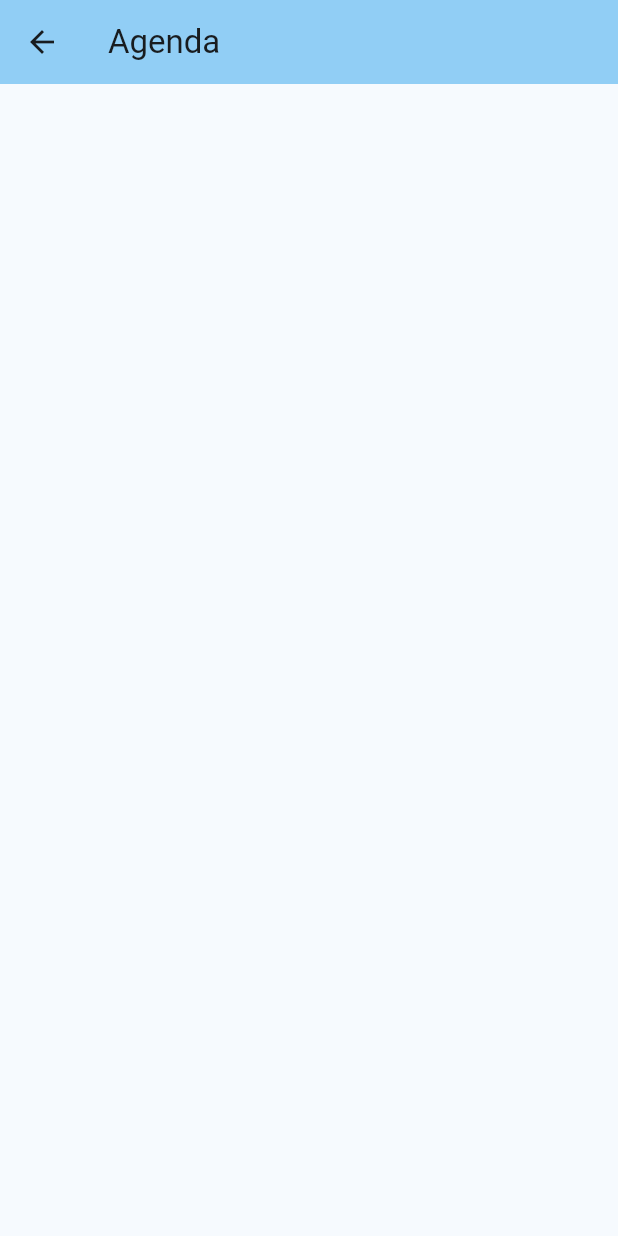
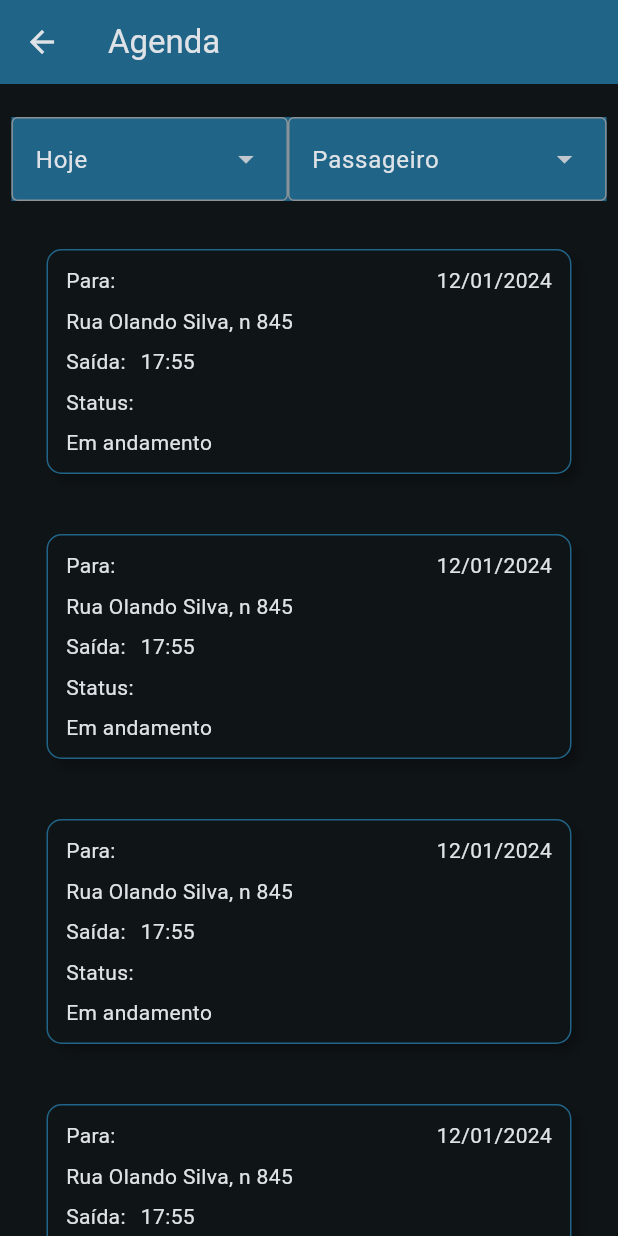
Before and after one commit to Felipe-TM/buscar-flutter, a Flutter app: the AppointmentsPage screen opened directly, on a phone screen of 412 x 824 dp. Run offline on Flutter 3.47's test engine with Material 3 defaults, Android fonts, the phone set to English and light mode, and no system bars; missing offline and left inert: inner_shadow_widget; Roboto replaces fonts that are missing (Istok Web).

Commit message:
appointments page update

```diff
--- a/lib/Widgets/appointments_page.dart
+++ b/lib/Widgets/appointments_page.dart
@@ -10,6 +10,158 @@ class AppointmentsPage extends StatelessWidget {
         title: const Text('Agenda'),
         backgroundColor: Theme.of(context).colorScheme.inversePrimary,
       ),
+      body: const Stack(
+        children: [
+          SingleChildScrollView(
+            child: Center(
+              child: Padding(
+                padding: EdgeInsets.only(top: 90),
+                child: Column(
+                  children: [
+                    AppointmentTile(),
+                    AppointmentTile(),
+                    AppointmentTile(),
+                    AppointmentTile(),
+                    AppointmentTile(),
+                    AppointmentTile(),
+                    AppointmentTile(),
+                    AppointmentTile(),
+                  ],
+                ),
+              ),
+            ),
+          ),
+          ListFilters(),
+        ],
+      ),
     );
   }
 }
+
+class AppointmentTile extends StatelessWidget {
+  const AppointmentTile({
+    super.key,
+  });
+
+  @override
+  Widget build(BuildContext context) {
+    return Padding(
+      padding: const EdgeInsets.all(20.0),
+      child: SizedBox(
+        height: 150,
+        width: 350,
+        child: Container(
+          decoration: BoxDecoration(
+            color: Theme.of(context).colorScheme.surface,
+            borderRadius: const BorderRadius.all(Radius.circular(10)),
+            border: Border.all(
+              color: Theme.of(context).colorScheme.inversePrimary,
+            ),
+            boxShadow: const [
+              BoxShadow(
+                color: Colors.black26,
+                blurRadius: 5,
+                offset: Offset(5, 5),
+              ),
+            ],
+          ),
+          child: const Padding(
+            padding: EdgeInsets.symmetric(vertical: 10, horizontal: 12),
+            child: Column(
+                mainAxisAlignment: MainAxisAlignment.spaceBetween,
+                crossAxisAlignment: CrossAxisAlignment.start,
+                children: [
+                  Row(
+                    mainAxisAlignment: MainAxisAlignment.spaceBetween,
+                    children: [Text('Para:'), Text('12/01/2024')],
+                  ),
+                  Text('Rua Olando Silva, n 845'),
+                  Row(
+                    children: [
+                      Text('Saída:'),
+                      Padding(
+                        padding: EdgeInsets.only(left: 10),
+                        child: Text('17:55'),
+                      )
+                    ],
+                  ),
+                  Text('Status:'),
+                  Text('Em andamento')
+                ]),
+          ),
+        ),
+      ),
+    );
+  }
+}
+
+class ListFilters extends StatelessWidget {
+  const ListFilters({
+    super.key,
+  });
+
+  @override
+  Widget build(BuildContext context) {
+    return Container(
+      decoration: BoxDecoration(
+        gradient: LinearGradient(
+            colors: [
+              Theme.of(context).colorScheme.background,
+              Theme.of(context).colorScheme.background.withOpacity(0),
+            ],
+            begin: const Alignment(0, 0.3),
+            end: Alignment.bottomCenter,
+            stops: const [0, 0.9]),
+      ),
+      child: SizedBox(
+        height: 100,
+        width: MediaQuery.of(context).size.width,
+        child: Row(
+          crossAxisAlignment: CrossAxisAlignment.center,
+          mainAxisAlignment: MainAxisAlignment.center,
+          children: [
+            Container(
+              color: Theme.of(context).colorScheme.inversePrimary,
+              child: const DropdownMenu<String>(
+                  initialSelection: 'Hoje',
+                  enableSearch: false,
+                  dropdownMenuEntries: [
+                    DropdownMenuEntry(
+                      value: 'Hoje',
+                      label: 'Hoje',
+                    ),
+                    DropdownMenuEntry(
+                        value: 'Semana',
+                        label: 'Semana',
+                        labelWidget: Text('Essa semana')),
+                    DropdownMenuEntry(
+                      value: 'mes',
+                      label: 'Mês',
+                      labelWidget: Text('Esse mês'),
+                    )
+                  ]),
+            ),
+            Container(
+              color: Theme.of(context).colorScheme.inversePrimary,
+              child: const DropdownMenu(
+                  initialSelection: 'Passageiro',
+                  enableSearch: false,
+                  dropdownMenuEntries: [
+                    DropdownMenuEntry(
+                      value: 'Passageiro',
+                      label: 'Passageiro',
+                      labelWidget: Text('Como Passageiro'),
+                    ),
+                    DropdownMenuEntry(
+                      value: 'Motorista',
+                      label: 'Motorista',
+                      labelWidget: Text('Como motorista'),
+                    )
+                  ]),
+            )
+          ],
+        ),
+      ),
+    );
+  }
+}
--- a/lib/Widgets/history_page.dart
+++ b/lib/Widgets/history_page.dart
@@ -64,6 +64,10 @@ class HistoryListTile extends StatelessWidget {
       title: Row(
         mainAxisAlignment: MainAxisAlignment.spaceBetween,
         children: [
+          const Icon(
+            Icons.home,
+            size: 22,
+          ),
           Expanded(
             child: Text(
               'De: $origin',
@@ -86,6 +90,10 @@ class HistoryListTile extends StatelessWidget {
         child: Row(
           mainAxisAlignment: MainAxisAlignment.spaceBetween,
           children: [
+            const Icon(
+              Icons.place,
+              size: 20,
+            ),
             Expanded(
                 child: Text(
               'Para: $destination',
--- a/lib/main.dart
+++ b/lib/main.dart
@@ -13,13 +13,15 @@ class MyApp extends StatelessWidget {
   @override
   Widget build(BuildContext context) {
     return MaterialApp(
-        title: 'Flutter layout demo',
-        home: LoginPage(appVer: appVer),
-        theme: ThemeData(
-            fontFamily: 'Istok Web',
-            colorScheme: ColorScheme.fromSeed(
-              seedColor: Color.fromARGB(255, 219, 238, 253),
-              brightness: Brightness.light,
-            )));
+      title: 'Flutter layout demo',
+      home: LoginPage(appVer: appVer),
+      theme: ThemeData(
+        fontFamily: 'Istok Web',
+        colorScheme: ColorScheme.fromSeed(
+          seedColor: const Color.fromARGB(255, 219, 238, 253),
+          brightness: Brightness.dark,
+        ),
+      ),
+    );
   }
 }
```
